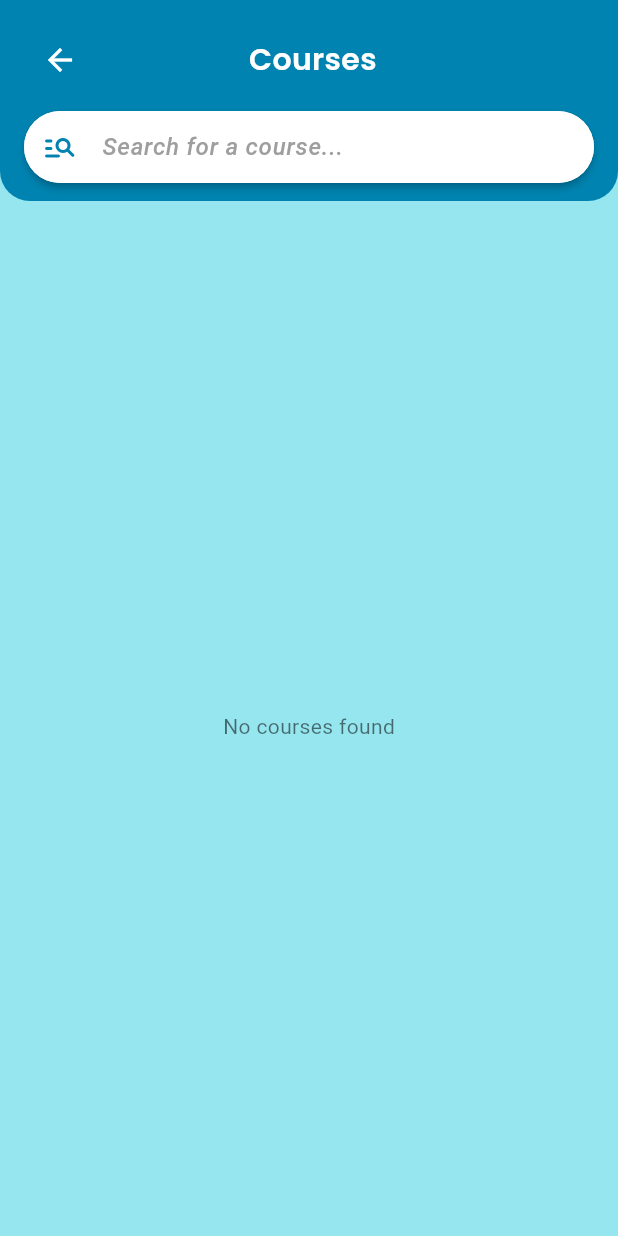
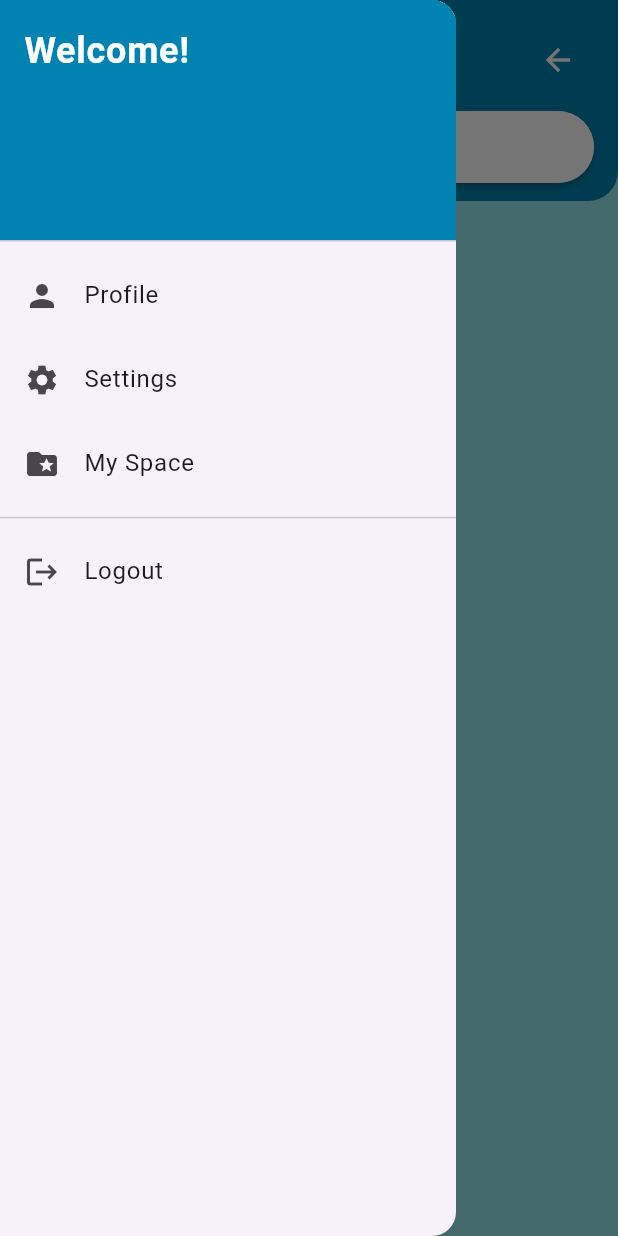
Before and after one commit to sanik4144/diu_slides, a Flutter app: the CoursesPage screen opened directly with empty values, with the side drawer open (before the commit the screen has no drawer), on a phone screen of 412 x 824 dp. Run offline on Flutter 3.47's test engine with Material 3 defaults, Android fonts, the phone set to English and light mode, and no system bars; our stand-ins replace google_fonts, shared_preferences; accounts and stored records are empty.

Commit message:
my space/favorites added

```diff
--- a/lib/screens/courses_page.dart
+++ b/lib/screens/courses_page.dart
@@ -2,6 +2,8 @@ import 'package:flutter/material.dart';
 import 'package:google_fonts/google_fonts.dart';
 import 'package:url_launcher/url_launcher.dart';
 import '../data/course_lists.dart';
+import '../widgets/app_drawer.dart';
+import '../globals/favorites.dart';
 
 class CoursesPage extends StatefulWidget {
   final String departmentName;
@@ -14,7 +16,6 @@ class CoursesPage extends StatefulWidget {
 
 class _CoursesPageState extends State<CoursesPage> {
   final TextEditingController _searchController = TextEditingController();
-
   late List<String> _allCourses;
   List<String> _filteredCourses = [];
 
@@ -33,6 +34,32 @@ class _CoursesPageState extends State<CoursesPage> {
           .where((course) => course.toLowerCase().contains(query))
           .toList();
     });
+  }
+
+  void _toggleFavorite(String course) {
+    final item = {
+      'department': widget.departmentName,
+      'course': course,
+    };
+
+    setState(() {
+      final exists = favoriteCourses.any((c) =>
+          c['department'] == widget.departmentName && c['course'] == course);
+      if (exists) {
+        favoriteCourses.removeWhere((c) =>
+            c['department'] == widget.departmentName &&
+            c['course'] == course);
+      } else {
+        favoriteCourses.add(item);
+      }
+      saveFavorites();
+    });
+  }
+
+  bool _isFavorite(String course) {
+    return favoriteCourses.any((item) =>
+        item['department'] == widget.departmentName &&
+        item['course'] == course);
   }
 
   Future<void> _openCoursePdf(String course) async {
@@ -57,15 +84,15 @@ class _CoursesPageState extends State<CoursesPage> {
   @override
   Widget build(BuildContext context) {
     return Scaffold(
-      backgroundColor: const Color.fromARGB(255, 150, 230, 240), // 💠 soft cool background
+      backgroundColor: const Color.fromARGB(255, 150, 230, 240),
+      drawer: const AppDrawer(),
       body: SafeArea(
         child: Column(
           children: [
-            // 🔹 Custom AppBar with blue-teal theme
             Container(
               padding: const EdgeInsets.fromLTRB(16, 16, 16, 12),
               decoration: const BoxDecoration(
-                color: Color(0xFF0083B0), // 🌀 deep teal header
+                color: Color(0xFF0083B0),
                 borderRadius: BorderRadius.only(
                   bottomLeft: Radius.circular(20),
                   bottomRight: Radius.circular(20),
@@ -74,22 +101,30 @@ class _CoursesPageState extends State<CoursesPage> {
               child: Column(
                 children: [
                   Row(
+                    mainAxisAlignment: MainAxisAlignment.spaceBetween,
                     children: [
+                      Builder(
+                        builder: (context) => IconButton(
+                          icon: const Icon(Icons.menu, color: Colors.white),
+                          onPressed: () => Scaffold.of(context).openDrawer(),
+                        ),
+                      ),
+                      Expanded(
+                        child: Center(
+                          child: Text(
+                            '${widget.departmentName} Courses',
+                            style: GoogleFonts.poppins(
+                              fontSize: 20,
+                              fontWeight: FontWeight.w600,
+                              color: Colors.white,
+                            ),
+                          ),
+                        ),
+                      ),
                       IconButton(
                         icon: const Icon(Icons.arrow_back, color: Colors.white),
                         onPressed: () => Navigator.pop(context),
                       ),
-                      const Spacer(),
-                      Text(
-                        '${widget.departmentName} Courses',
-                        style: GoogleFonts.poppins(
-                          fontSize: 20,
-                          fontWeight: FontWeight.w600,
-                          color: Colors.white,
-                        ),
-                      ),
-                      const Spacer(),
-                      const SizedBox(width: 48),
                     ],
                   ),
                   const SizedBox(height: 10),
@@ -112,9 +147,7 @@ class _CoursesPageState extends State<CoursesPage> {
                         ),
                         filled: true,
                         fillColor: Colors.white,
-                        contentPadding: const EdgeInsets.symmetric(
-                          horizontal: 20,
-                        ),
+                        contentPadding: const EdgeInsets.symmetric(horizontal: 20),
                         border: OutlineInputBorder(
                           borderRadius: BorderRadius.circular(30),
                           borderSide: BorderSide.none,
@@ -125,10 +158,7 @@ class _CoursesPageState extends State<CoursesPage> {
                 ],
               ),
             ),
-
             const SizedBox(height: 10),
-
-            // 📘 Course List
             Expanded(
               child: _filteredCourses.isEmpty
                   ? const Center(
@@ -142,6 +172,8 @@ class _CoursesPageState extends State<CoursesPage> {
                       itemCount: _filteredCourses.length,
                       itemBuilder: (context, index) {
                         final course = _filteredCourses[index];
+                        final isFavorite = _isFavorite(course);
+
                         return Card(
                           margin: const EdgeInsets.symmetric(vertical: 8),
                           shape: RoundedRectangleBorder(
@@ -160,7 +192,19 @@ class _CoursesPageState extends State<CoursesPage> {
                               Icons.menu_book,
                               color: Color(0xFF0083B0),
                             ),
-                            trailing: const Icon(Icons.open_in_new, size: 18),
+                            trailing: Row(
+                              mainAxisSize: MainAxisSize.min,
+                              children: [
+                                IconButton(
+                                  icon: Icon(
+                                    isFavorite ? Icons.star : Icons.star_border,
+                                    color: Colors.amber,
+                                  ),
+                                  onPressed: () => _toggleFavorite(course),
+                                ),
+                                const Icon(Icons.open_in_new, size: 18),
+                              ],
+                            ),
                             onTap: () => _openCoursePdf(course),
                           ),
                         );
--- /dev/null
+++ b/lib/widgets/app_drawer.dart
@@ -0,0 +1,59 @@
+import 'package:flutter/material.dart';
+import '../screens/my_space_page.dart';
+
+class AppDrawer extends StatelessWidget {
+  const AppDrawer({super.key});
+
+  @override
+  Widget build(BuildContext context) {
+    return Drawer(
+      child: ListView(
+        padding: EdgeInsets.zero,
+        children: [
+          const DrawerHeader(
+            decoration: BoxDecoration(
+              color: Color(0xFF0083B0),
+            ),
+            child: Text(
+              'Welcome!',
+              style: TextStyle(
+                color: Colors.white,
+                fontSize: 24,
+                fontWeight: FontWeight.bold,
+              ),
+            ),
+          ),
+          ListTile(
+            leading: const Icon(Icons.person),
+            title: const Text('Profile'),
+            onTap: () => Navigator.pop(context),
+          ),
+          ListTile(
+            leading: const Icon(Icons.settings),
+            title: const Text('Settings'),
+            onTap: () => Navigator.pop(context),
+          ),
+          ListTile(
+            leading: const Icon(Icons.folder_special),
+            title: const Text('My Space'),
+            onTap: () {
+              Navigator.pop(context); // Close drawer first
+              Navigator.push(
+                context,
+                MaterialPageRoute(
+                  builder: (context) => const MySpacePage(), // ✅ No parameters needed
+                ),
+              );
+            },
+          ),
+          const Divider(),
+          ListTile(
+            leading: const Icon(Icons.logout),
+            title: const Text('Logout'),
+            onTap: () => Navigator.pop(context),
+          ),
+        ],
+      ),
+    );
+  }
+}
--- a/pubspec.yaml
+++ b/pubspec.yaml
@@ -31,6 +31,7 @@ dependencies:
   provider: ^6.1.1
   url_launcher: ^6.2.5
   google_fonts: ^6.1.0
+  shared_preferences: ^2.2.2
   flutter:
     sdk: flutter
 
```
Also changed, not shown: lib/globals/favorites.dart (added, +51 -0 lines), lib/main.dart (+6 -3 lines), lib/screens/department_page.dart (+22 -17 lines), lib/screens/my_space_page.dart (added, +120 -0 lines), pubspec.lock, 1 other file.
